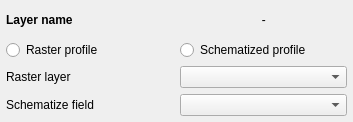
This is flo2d/ui/profile_tool.ui in FLO-2DSoftware/qgis-flo-2d-plugin as Qt 5 draws it before an edit. The edited form follows.
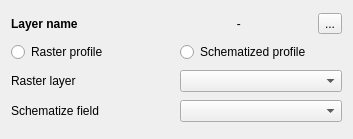
This is the edited form. Icons and pictures are not drawn.

Commit message: Add help button to Profile Tool widget

Diff of the .ui file:
```diff
--- a/flo2d/ui/profile_tool.ui
+++ b/flo2d/ui/profile_tool.ui
@@ -7,16 +7,13 @@
     <x>0</x>
     <y>0</y>
     <width>353</width>
-    <height>122</height>
+    <height>139</height>
    </rect>
   </property>
   <property name="windowTitle">
    <string>Form</string>
   </property>
-  <layout class="QVBoxLayout" name="verticalLayout_2">
-   <property name="margin">
-    <number>6</number>
-   </property>
+  <layout class="QVBoxLayout" name="verticalLayout">
    <item>
     <layout class="QHBoxLayout" name="horizontalLayout_4">
      <property name="bottomMargin">
@@ -50,6 +47,41 @@
        </property>
       </widget>
      </item>
+     <item>
+      <widget class="QToolButton" name="profile_help_btn">
+       <property name="enabled">
+        <bool>true</bool>
+       </property>
+       <property name="minimumSize">
+        <size>
+         <width>0</width>
+         <height>0</height>
+        </size>
+       </property>
+       <property name="maximumSize">
+        <size>
+         <width>16777215</width>
+         <height>16777215</height>
+        </size>
+       </property>
+       <property name="toolTip">
+        <string>Profile Tool Help</string>
+       </property>
+       <property name="text">
+        <string>...</string>
+       </property>
+       <property name="icon">
+        <iconset>
+         <normaloff>../img/help.svg</normaloff>../img/help.svg</iconset>
+       </property>
+       <property name="iconSize">
+        <size>
+         <width>24</width>
+         <height>24</height>
+        </size>
+       </property>
+      </widget>
+     </item>
     </layout>
    </item>
    <item>
```
The commit also changes 2 other files.
